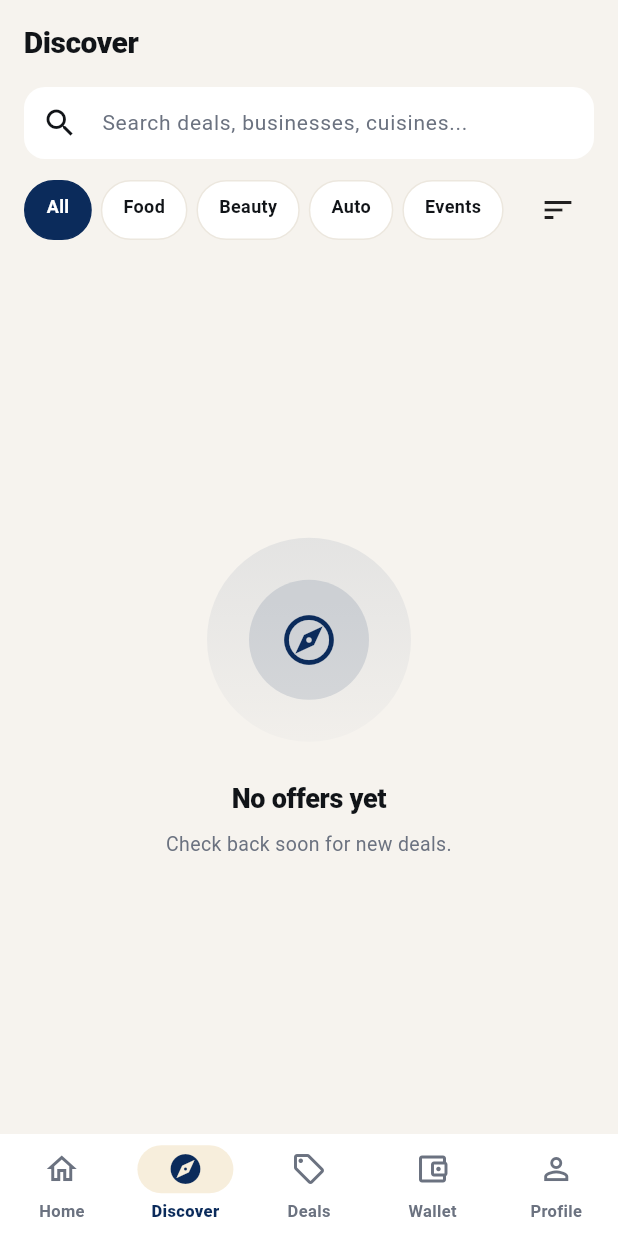
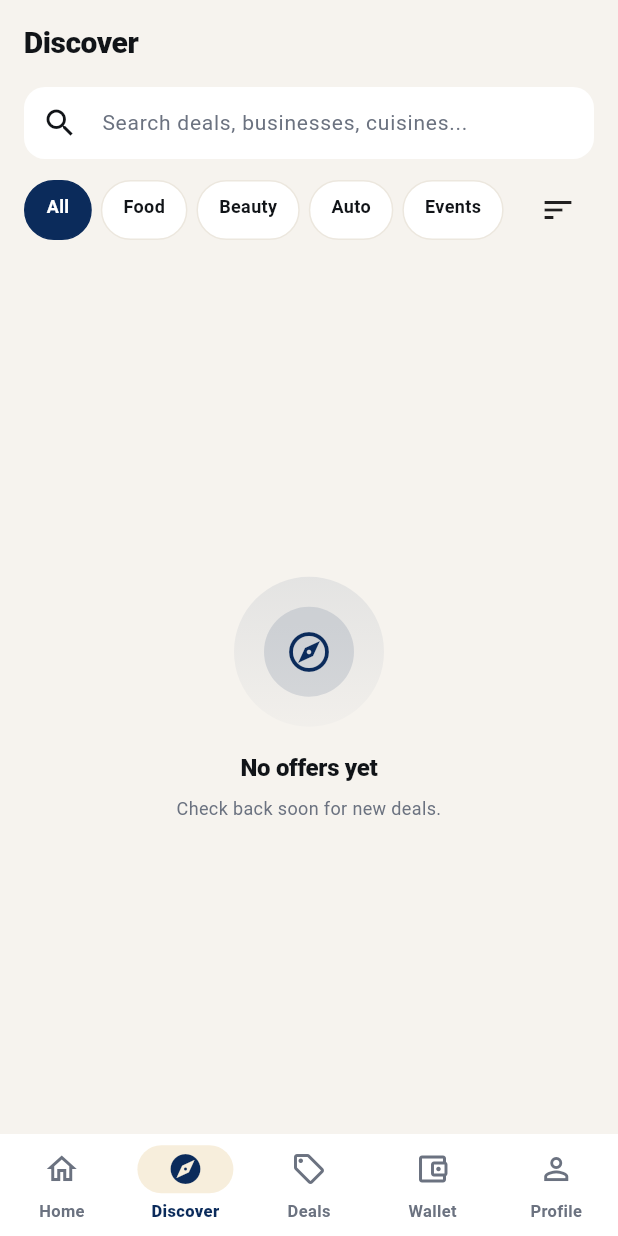
Before and after one commit to solvexetech-cloud/migo-releases, a Flutter app: the screen it shows once a user with an empty profile is signed in, item 2 of the bottom bar chosen, on a phone screen of 412 x 824 dp. Run offline on Flutter 3.47's test engine with Material 3 defaults, Android fonts, the phone set to English and light mode, and no system bars; our stand-ins replace cloud_firestore, confetti, firebase_auth, firebase_core, firebase_messaging, image_picker and 1 more; missing offline and left inert: mobile_scanner; accounts and stored records are empty.

Commit message:
UI: Mobile optimization for Home, Discover, Deals tabs + cards

```diff
--- a/mobile/lib/features/discover/discover_screen.dart
+++ b/mobile/lib/features/discover/discover_screen.dart
@@ -22,7 +22,9 @@ extension SortModeX on SortMode {
 }
 
 class DiscoverScreen extends StatefulWidget {
-  const DiscoverScreen({super.key});
+  const DiscoverScreen({super.key, this.initialCategory});
+
+  final String? initialCategory;
 
   @override
   State<DiscoverScreen> createState() => _DiscoverScreenState();
@@ -33,6 +35,12 @@ class _DiscoverScreenState extends State<DiscoverScreen> {
   String _query = '';
   String? _category;
   SortMode _sort = SortMode.newest;
+
+  @override
+  void initState() {
+    super.initState();
+    _category = widget.initialCategory;
+  }
 
   static const _categories = [
     'Food',
--- a/mobile/lib/widgets/migo_empty_state.dart
+++ b/mobile/lib/widgets/migo_empty_state.dart
@@ -22,56 +22,56 @@ class MigoEmptyState extends StatelessWidget {
   @override
   Widget build(BuildContext context) {
     return Center(
-      child: Padding(
-        padding: const EdgeInsets.all(32),
+      child: SingleChildScrollView(
+        padding: const EdgeInsets.symmetric(horizontal: 24, vertical: 20),
         child: Column(
           mainAxisSize: MainAxisSize.min,
           children: [
-            Container(
-              padding: const EdgeInsets.all(28),
+                        Container(
+              padding: const EdgeInsets.all(20),
               decoration: BoxDecoration(
                 gradient: MigoGradients.softBlue,
                 shape: BoxShape.circle,
               ),
               child: Container(
-                padding: const EdgeInsets.all(20),
+                padding: const EdgeInsets.all(14),
                 decoration: BoxDecoration(
                   color: MigoColors.primary.withValues(alpha: 0.12),
                   shape: BoxShape.circle,
                 ),
                 child: Icon(
                   icon,
-                  size: 40,
+                  size: 32,
                   color: MigoColors.primary,
                 ),
               ),
             ),
-            const SizedBox(height: 24),
+            const SizedBox(height: 16),
             Text(
               title,
               style: const TextStyle(
-                fontSize: 18,
+                fontSize: 16,
                 fontWeight: FontWeight.w800,
                 color: MigoColors.textPrimaryLight,
                 letterSpacing: -0.2,
               ),
               textAlign: TextAlign.center,
             ),
-            const SizedBox(height: 8),
+            const SizedBox(height: 6),
             Text(
               body,
               textAlign: TextAlign.center,
               style: const TextStyle(
-                fontSize: 13,
+                fontSize: 12,
                 color: MigoColors.textSecondaryLight,
-                height: 1.5,
+                height: 1.4,
               ),
             ),
             if (actionLabel != null && onAction != null) ...[
-              const SizedBox(height: 24),
+              const SizedBox(height: 18),
               SizedBox(
                 width: 200,
-                height: 48,
+                height: 44,
                 child: ElevatedButton(
                   onPressed: onAction,
                   child: Text(actionLabel!),
```
Also changed, not shown: mobile/lib/features/home/home_screen.dart (+36 -14 lines), mobile/lib/widgets/category_grid.dart (+17 -9 lines), mobile/lib/widgets/flash_deal_card.dart (+20 -5 lines), mobile/lib/widgets/offer_card.dart (+40 -21 lines).
